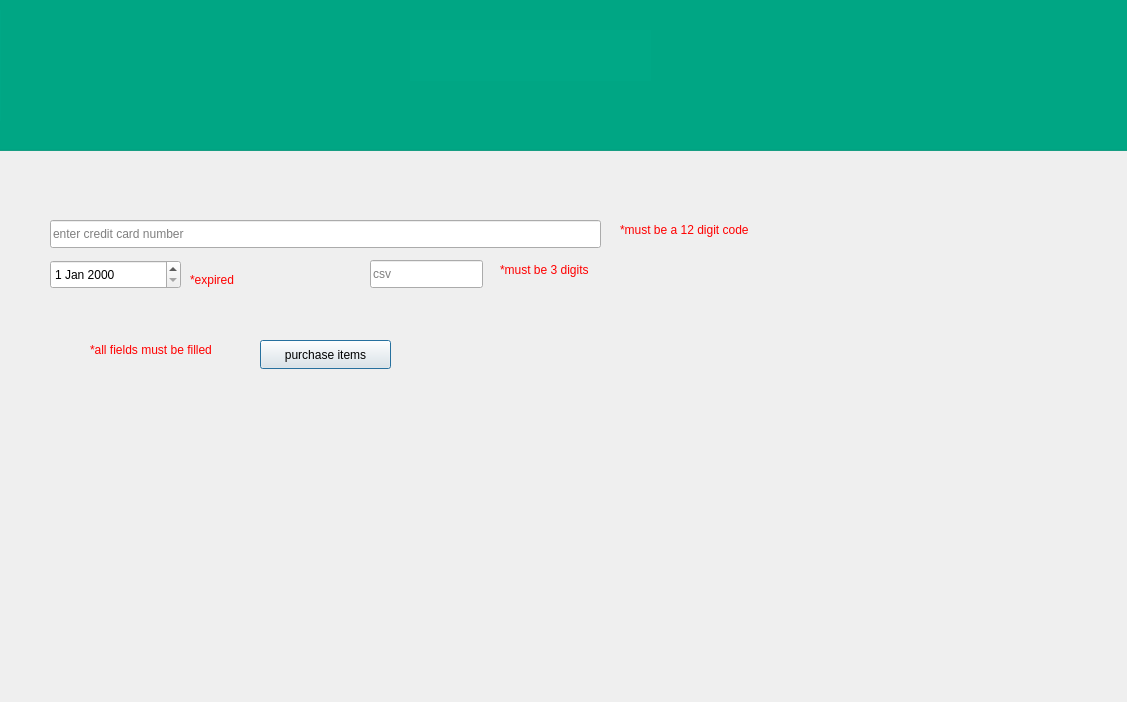
First picture: the form in checkout.ui, repository bobelmasry/shoppingSystem, before the edit.
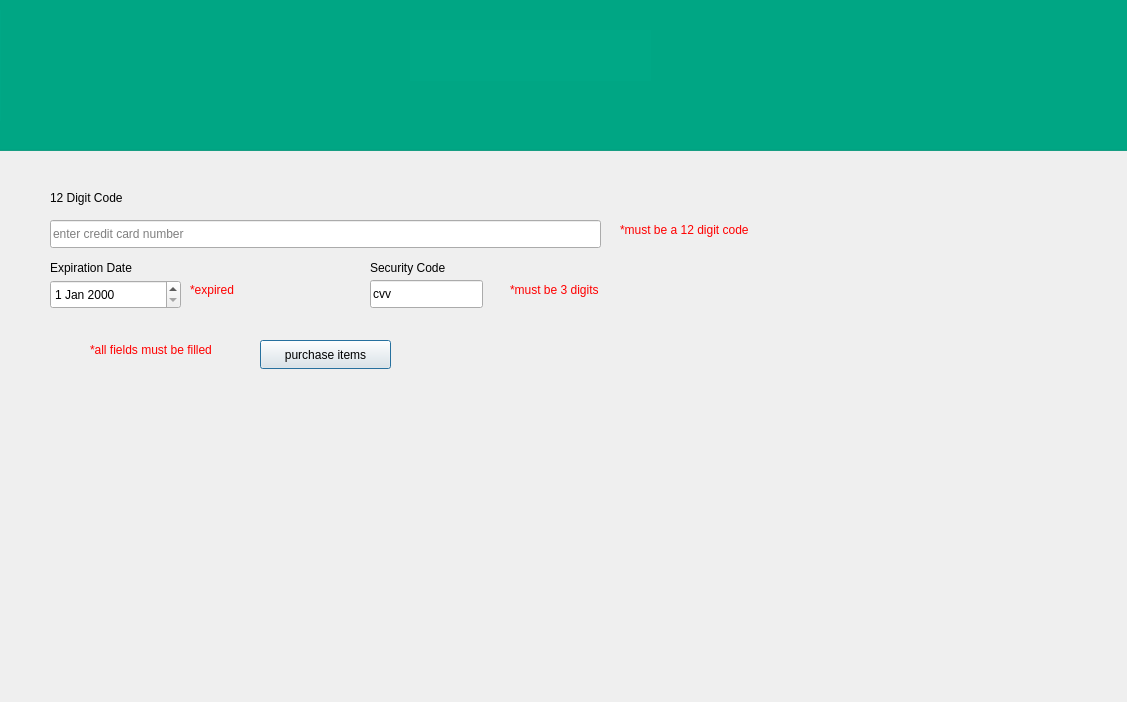
Second picture: the form after the edit. Icons and pictures are not drawn.

```diff
--- a/checkout.ui
+++ b/checkout.ui
@@ -30,11 +30,14 @@
    <property name="geometry">
     <rect>
      <x>370</x>
-     <y>260</y>
+     <y>280</y>
      <width>113</width>
      <height>28</height>
     </rect>
    </property>
+   <property name="text">
+    <string>cvv</string>
+   </property>
    <property name="placeholderText">
     <string>csv</string>
    </property>
@@ -135,7 +138,7 @@
    <property name="geometry">
     <rect>
      <x>190</x>
-     <y>270</y>
+     <y>280</y>
      <width>63</width>
      <height>20</height>
     </rect>
@@ -148,7 +151,7 @@
    <property name="geometry">
     <rect>
      <x>50</x>
-     <y>260</y>
+     <y>280</y>
      <width>131</width>
      <height>29</height>
     </rect>
@@ -170,8 +173,8 @@
   <widget class="QLabel" name="csv_warning">
    <property name="geometry">
     <rect>
-     <x>500</x>
-     <y>260</y>
+     <x>510</x>
+     <y>280</y>
      <width>161</width>
      <height>20</height>
     </rect>
@@ -180,6 +183,45 @@
     <string>&lt;html&gt;&lt;head/&gt;&lt;body&gt;&lt;p&gt;&lt;span style=&quot; color:#ff0000;&quot;&gt;*must  be 3 digits&lt;/span&gt;&lt;/p&gt;&lt;/body&gt;&lt;/html&gt;</string>
    </property>
   </widget>
+  <widget class="QLabel" name="label">
+   <property name="geometry">
+    <rect>
+     <x>50</x>
+     <y>190</y>
+     <width>101</width>
+     <height>16</height>
+    </rect>
+   </property>
+   <property name="text">
+    <string>12 Digit Code</string>
+   </property>
+  </widget>
+  <widget class="QLabel" name="label_2">
+   <property name="geometry">
+    <rect>
+     <x>50</x>
+     <y>260</y>
+     <width>101</width>
+     <height>16</height>
+    </rect>
+   </property>
+   <property name="text">
+    <string>Expiration Date</string>
+   </property>
+  </widget>
+  <widget class="QLabel" name="label_3">
+   <property name="geometry">
+    <rect>
+     <x>370</x>
+     <y>260</y>
+     <width>101</width>
+     <height>16</height>
+    </rect>
+   </property>
+   <property name="text">
+    <string>Security Code</string>
+   </property>
+  </widget>
  </widget>
  <resources/>
  <connections/>
```
